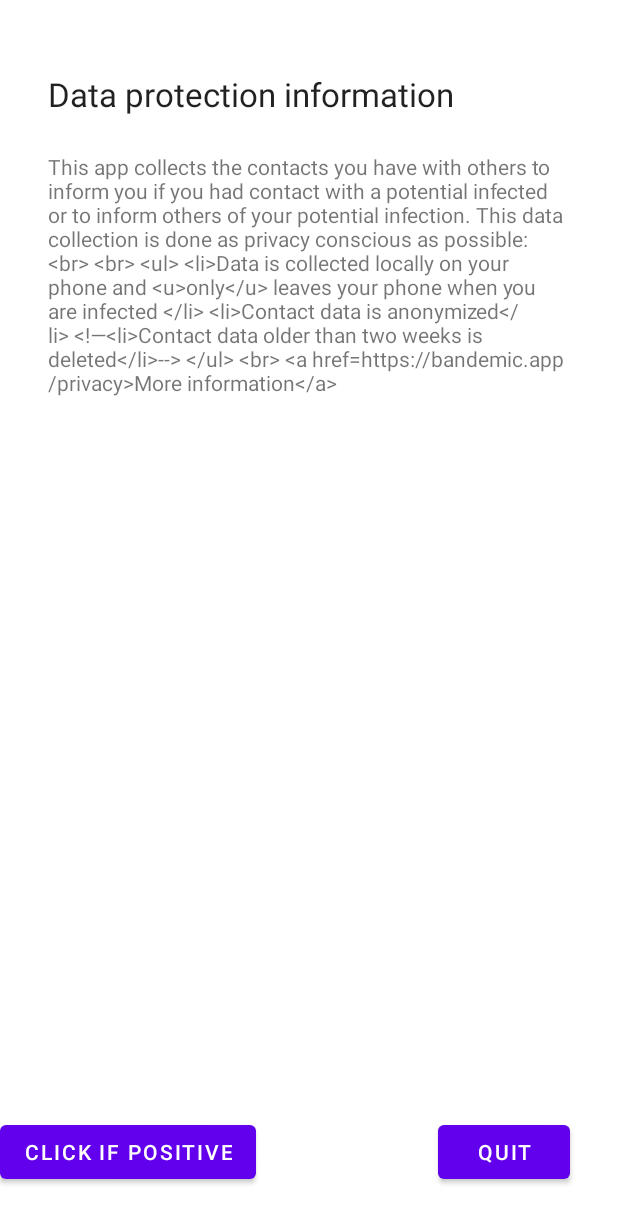
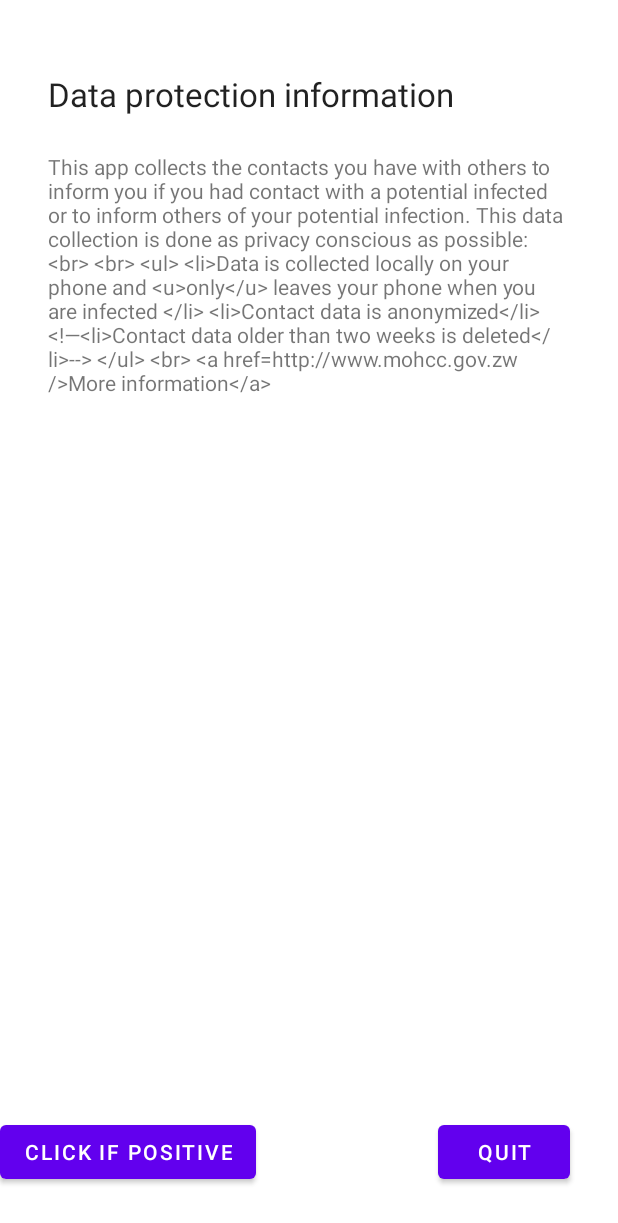
Before and after one commit to gwandubruce/CovidTracer_bruce_gwandu_2021, an Android app: the layout data_protection_info.xml on its own in the app's theme, with its tools: preview values and no code run, on a phone screen of 412 x 824 dp. Shown: the top 1223 px of the screen. Run offline under Robolectric (Android 15) with nearby library versions, the phone set to English and light mode, and no system bars.

Commit message:
Update strings.xml

```diff
--- a/app/src/main/res/values/strings.xml
+++ b/app/src/main/res/values/strings.xml
@@ -19,7 +19,7 @@
     <string name="infected_info">You have been in potential contact with an infected. Please get yourself tested. More details:</string>
     <string name="infected_info_contact_time">Approximate contact time:</string>
     <string name="infected_info_contact_duration">Approximate contact duration:</string>
-    <string name="infected_info_link"><![CDATA[<a href="https://www.116117.de/de/coronavirus.php">Information about getting tested</a>]]></string>
+    <string name="infected_info_link"><![CDATA[<a href="http://www.mohcc.gov.zw/">Information about getting tested</a>]]></string>
 
     <string name="notification_title">COVID-19 contact tracing</string>
     <string name="notification_message">COVID-19 contact tracing is active</string>
@@ -48,7 +48,7 @@
             <!—<li>Contact data older than two weeks is deleted</li>-->
         </ul>
         <br>
-        <a href="https://bandemic.app/privacy">More information</a>
+        <a href="http://www.mohcc.gov.zw/">More information</a>
 
     ]]></string>
     <string name="main_no_devices">There are currently no active devices in close proximity</string>
```
